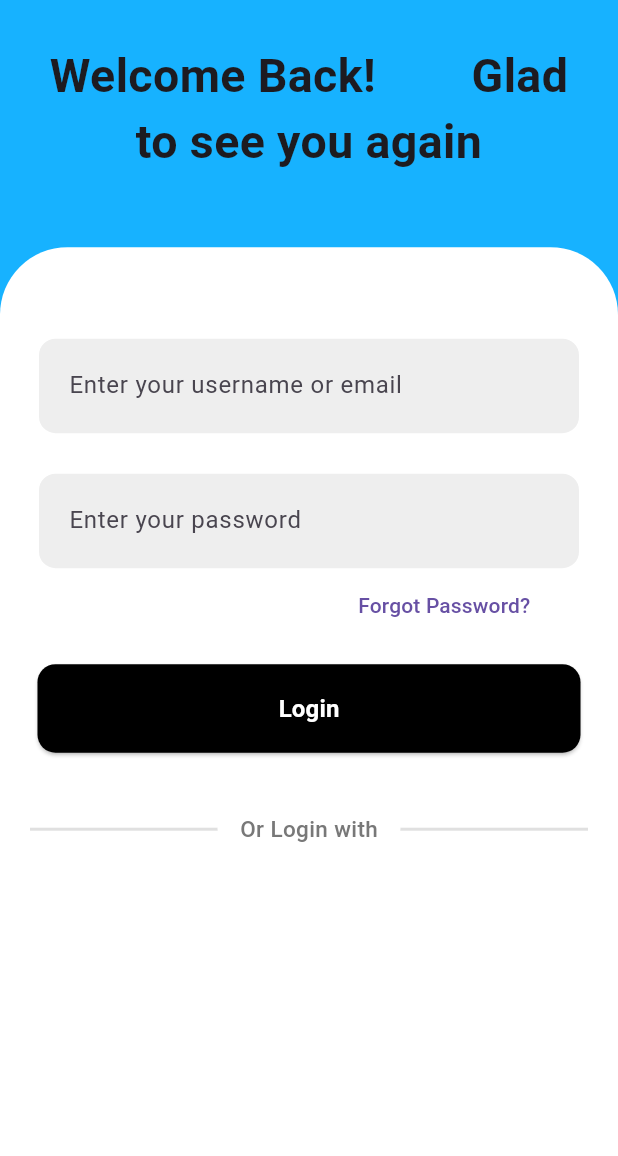
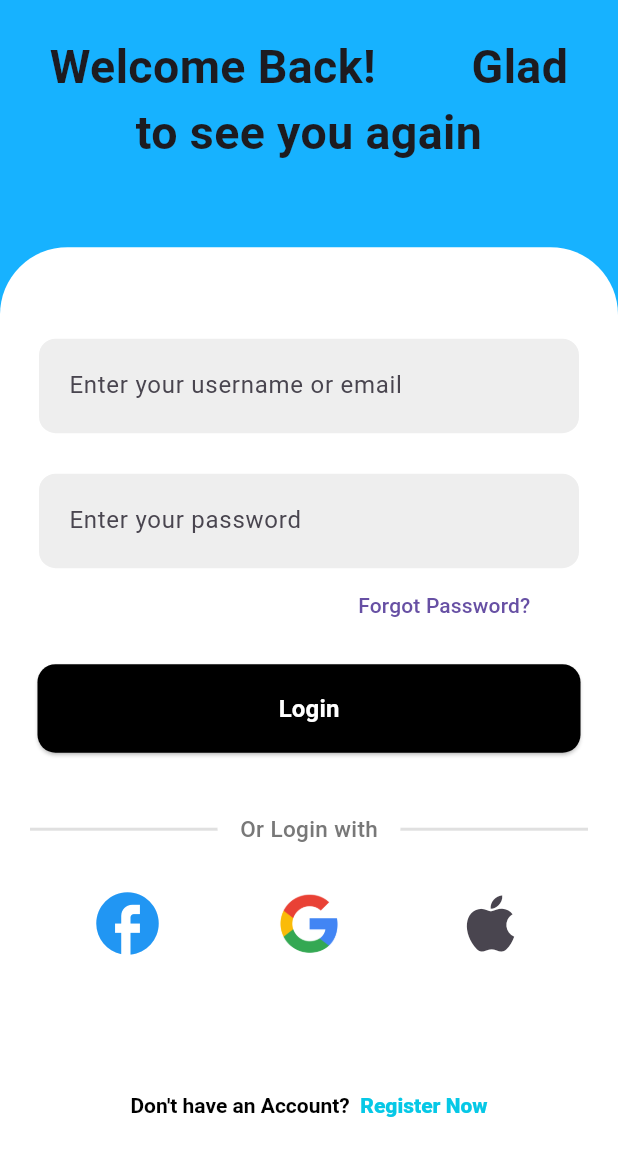
Before and after one commit to jeff547/FinWise, a Flutter app: the screen it shows after launch, after a tap on "Log In", on a phone screen of 412 x 824 dp. Shown: the top 1156 px of the screen. Run offline on Flutter 3.47's test engine with Material 3 defaults, Android fonts, the phone set to English and light mode, and no system bars; our stand-ins replace firebase_core; accounts and stored records are empty.

Commit message:
login ui

```diff
--- a/lib/pages/user auth/signin.dart
+++ b/lib/pages/user auth/signin.dart
@@ -1,4 +1,7 @@
 import 'package:fin_wise/pages/user%20auth/forgot_password.dart';
+import 'package:fin_wise/pages/user%20auth/signup.dart';
+import 'package:flutter/cupertino.dart';
+import 'package:flutter/gestures.dart';
 import 'package:flutter/material.dart';
 
 class SignInPage extends StatefulWidget {
@@ -22,7 +25,7 @@ class _SignInPageState extends State<SignInPage> {
             const Expanded(
               flex: 1,
               child: Padding(
-                padding: EdgeInsets.symmetric(vertical: 28.0, horizontal: 20),
+                padding: EdgeInsets.symmetric(vertical: 22.0, horizontal: 20),
                 child: Text(
                   'Welcome Back!        Glad to see you again',
                   textAlign: TextAlign.center,
@@ -162,9 +165,69 @@ class _SignInPageState extends State<SignInPage> {
                               ),
                             ),
                           ),
+                        ),
+                      ],
+                    ),
+                    const SizedBox(
+                      height: 20,
+                    ),
+                    Row(
+                      mainAxisAlignment: MainAxisAlignment.center,
+                      spacing: 60,
+                      children: [
+                        IconButton(
+                          onPressed: () {},
+                          icon: const Icon(
+                            Icons.facebook,
+                            color: Colors.blue,
+                            size: 50,
+                          ),
+                        ),
+                        IconButton(
+                          onPressed: () {},
+                          icon: Image.asset('lib/assets/google.png', width: 40),
+                        ),
+                        IconButton(
+                          onPressed: () {},
+                          icon: const Icon(
+                            Icons.apple,
+                            size: 50,
+                          ),
                         )
                       ],
-                    )
+                    ),
+                    Padding(
+                      padding: const EdgeInsets.only(top: 80, bottom: 30),
+                      child: RichText(
+                        text: TextSpan(
+                          children: [
+                            const TextSpan(
+                              text: "Don't have an Account?  ",
+                              style: TextStyle(
+                                  color: Colors.black,
+                                  fontWeight: FontWeight.w600,
+                                  fontSize: 14),
+                            ),
+                            TextSpan(
+                              text: 'Register Now',
+                              style: const TextStyle(
+                                color: Color.fromARGB(255, 6, 200, 230),
+                                fontWeight: FontWeight.w900,
+                                fontSize: 14,
+                              ),
+                              recognizer: TapGestureRecognizer()
+                                ..onTap = () {
+                                  Navigator.of(context).push(
+                                    MaterialPageRoute(
+                                        builder: (context) =>
+                                            const SignUpPage()),
+                                  );
+                                },
+                            )
+                          ],
+                        ),
+                      ),
+                    ),
                   ],
                 ),
               ),
--- a/pubspec.yaml
+++ b/pubspec.yaml
@@ -34,6 +34,7 @@ flutter:
 
   # To add assets to your application, add an assets section, like this:
   assets:
+    - lib/assets/google.png
     - lib/assets/stocks.png
 
   # An image asset can refer to one or more resolution-specific "variants", see
```
Also changed, not shown: lib/assets/google.png (added).
